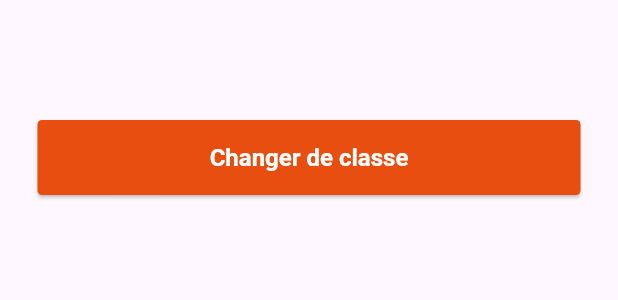
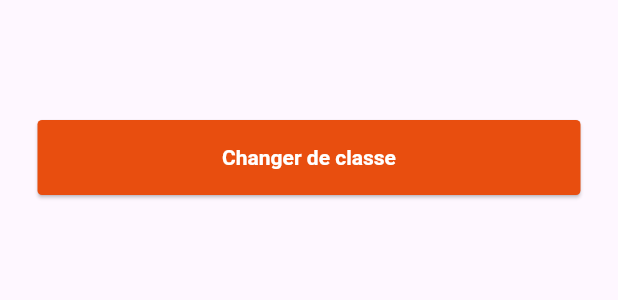
Before and after one commit to B3-3iL-DLW/3il-student, a Flutter app: the ClassGroupButton widget shown alone on an empty page, opened directly, on a phone screen of 412 x 824 dp. Shown: the top 300 px of the screen. Run offline on Flutter 3.47's test engine with Material 3 defaults, Android fonts, the phone set to English and light mode, and no system bars; our stand-ins replace bloc, flutter_bloc, flutter_dotenv, flutter_svg, go_router, shared_preferences; accounts and stored records are empty; generated files the repository leaves out were written again; network calls fail.

Commit message:
💄🚧♻️: global refactor with custom_theme

```diff
--- a/frontend/app_student/lib/profils/views/widgets/class_group_button.dart
+++ b/frontend/app_student/lib/profils/views/widgets/class_group_button.dart
@@ -1,4 +1,5 @@
 import 'package:app_student/routes.dart';
+import 'package:app_student/utils/custom_theme.dart';
 import 'package:flutter/material.dart';
 import 'package:go_router/go_router.dart';
 import 'package:flutter_gen/gen_l10n/app_localizations.dart';
@@ -19,13 +20,10 @@ class ClassGroupButton extends StatelessWidget {
             child: ElevatedButton(
               style: ButtonStyle(
                 textStyle: MaterialStateProperty.all<TextStyle>(
-                  const TextStyle(
-                    fontSize: 16.0,
-                    fontWeight: FontWeight.bold,
-                  ),
+                  CustomTheme.text.toBold,
                 ),
-                backgroundColor: MaterialStateProperty.all<Color>(
-                    Theme.of(context).focusColor),
+                backgroundColor:
+                    MaterialStateProperty.all<Color>(CustomTheme.secondaryColor),
                 foregroundColor: MaterialStateProperty.all<Color>(Colors.white),
                 shape: MaterialStateProperty.all<RoundedRectangleBorder>(
                   RoundedRectangleBorder(
@@ -36,8 +34,8 @@ class ClassGroupButton extends StatelessWidget {
               onPressed: () {
                 GoRouter.of(context).go(AppRoutes.classListPage);
               },
-              child:
-                  Text(AppLocalizations.of(context)!.profilChangeClassButton),
+              child: Text(AppLocalizations.of(context)!.profilChangeClassButton,
+                  style: CustomTheme.textSmall.toColorWhite),
             ),
           ),
         ],
--- a/frontend/app_student/lib/profils/views/widgets/user_info_card.dart
+++ b/frontend/app_student/lib/profils/views/widgets/user_info_card.dart
@@ -1,3 +1,4 @@
+import 'package:app_student/utils/custom_theme.dart';
 import 'package:flutter/material.dart';
 import 'package:flutter_svg/svg.dart';
 
@@ -25,8 +26,8 @@ class UserInfoCard extends StatelessWidget {
               ),
             ),
           ),
-          title: Text(ine),
-          subtitle: Text(birthDate),
+          title: Text(ine, style: CustomTheme.textXl),
+          subtitle: Text(birthDate, style: CustomTheme.text),
         ),
       ),
     );
--- a/frontend/app_student/lib/utils/custom_theme.dart
+++ b/frontend/app_student/lib/utils/custom_theme.dart
@@ -3,4 +3,27 @@ import 'package:flutter/material.dart';
 class CustomTheme {
   static const Color primaryColor = Color(0xFF005067);
   static const Color secondaryColor = Color(0xffE84E0F);
+
+  static const TextStyle title = TextStyle(fontSize: 32);
+  static const TextStyle subtitle = TextStyle(fontSize: 22);
+
+  static const TextStyle textXl = TextStyle(fontSize: 18);
+  static const TextStyle text = TextStyle(fontSize: 16);
+  static const TextStyle textSmall = TextStyle(fontSize: 14);
 }
+
+extension TextStyleHelpers on TextStyle {
+  TextStyle get toBold => copyWith(fontWeight: FontWeight.bold);
+
+  TextStyle get toItalic => copyWith(fontStyle: FontStyle.italic);
+
+  TextStyle get toUnderline => copyWith(decoration: TextDecoration.underline);
+
+  TextStyle get toColorPrimary => copyWith(color: CustomTheme.primaryColor);
+
+  TextStyle get toColorSecondary => copyWith(color: CustomTheme.secondaryColor);
+
+  TextStyle get toColorWhite => copyWith(color: Colors.white);
+
+  TextStyle get toColorBlack => copyWith(color: Colors.black);
+}
--- a/frontend/app_student/lib/week_schedule/views/widgets/day_schedule_widget.dart
+++ b/frontend/app_student/lib/week_schedule/views/widgets/day_schedule_widget.dart
@@ -1,4 +1,5 @@
 import 'package:app_student/api/day_schedule/models/day_schedule_model.dart';
+import 'package:app_student/utils/custom_theme.dart';
 import 'package:app_student/week_schedule/views/widgets/events/event_details.dart';
 import 'package:flutter/material.dart';
 import 'package:intl/intl.dart';
@@ -20,10 +21,7 @@ class DayScheduleWidget extends StatelessWidget {
           Center(
             child: Text(
               capitalizedDate,
-              style: const TextStyle(
-                fontSize: 20,
-                fontWeight: FontWeight.bold,
-              ),
+              style: CustomTheme.subtitle.toBold,
             ),
           ),
           const SizedBox(height: 30),
```
Also changed, not shown: frontend/app_student/lib/profils/views/widgets/user_class_card.dart (+4 -3 lines), frontend/app_student/lib/week_schedule/views/widgets/events/event_card.dart (+3 -6 lines), frontend/app_student/lib/week_schedule/views/widgets/events/event_hours.dart (+3 -4 lines).
